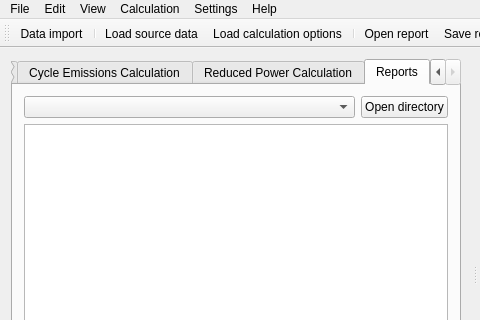
First picture: the form in Qr49/sources/qr49.ui, repository pa23/r49, before the edit; both pictures show x 0 to 480 and y 0 to 320 of the 800 by 500 pixel window.
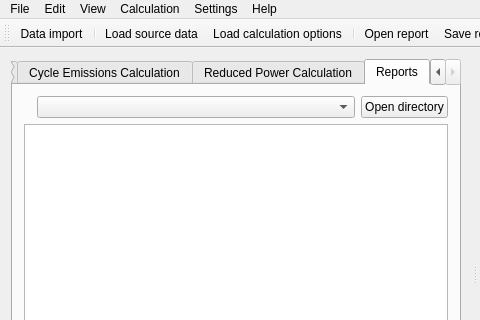
Second picture: the form after the edit. The open tabs and pages were chosen to show the change. Icons and pictures are not drawn.

Commit message: v14082013 Qr49: monitoring of changes in the reports.

The edit to the form file:
```diff
--- a/Qr49/sources/qr49.ui
+++ b/Qr49/sources/qr49.ui
@@ -837,6 +837,9 @@
          <layout class="QVBoxLayout" name="verticalLayout">
           <item>
            <layout class="QHBoxLayout" name="horizontalLayout_3">
+            <item>
+             <widget class="QLabel" name="label_unsavedReport"/>
+            </item>
             <item>
              <widget class="QComboBox" name="comboBox_OpenedReports">
               <property name="sizePolicy">
```
Left out of the diff: 27 changed lines with no effect on the pictures. The commit also changes 3 other files.
